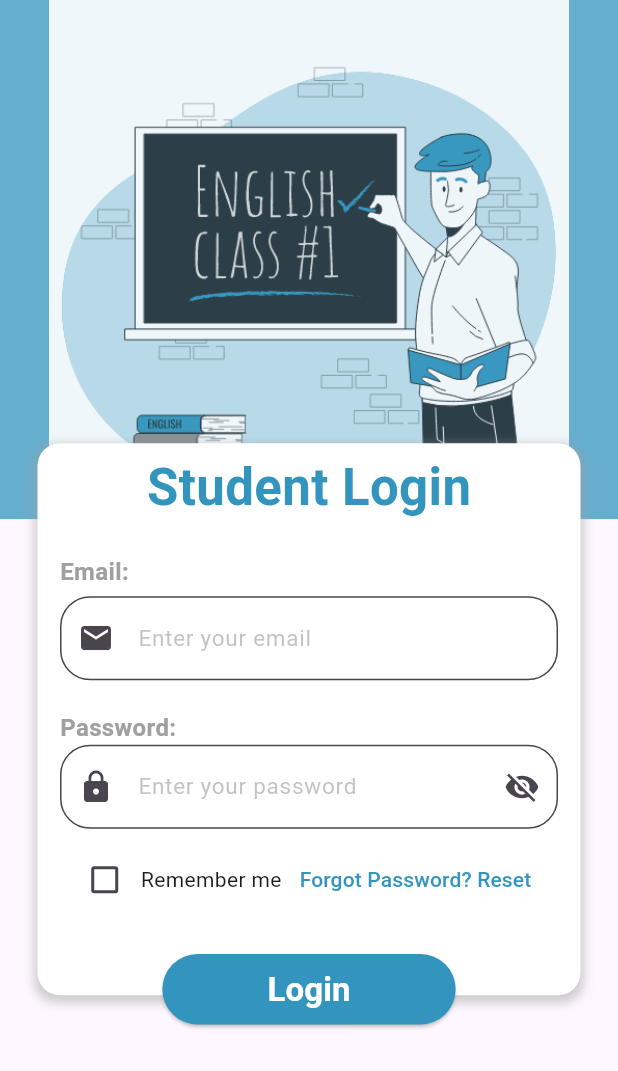
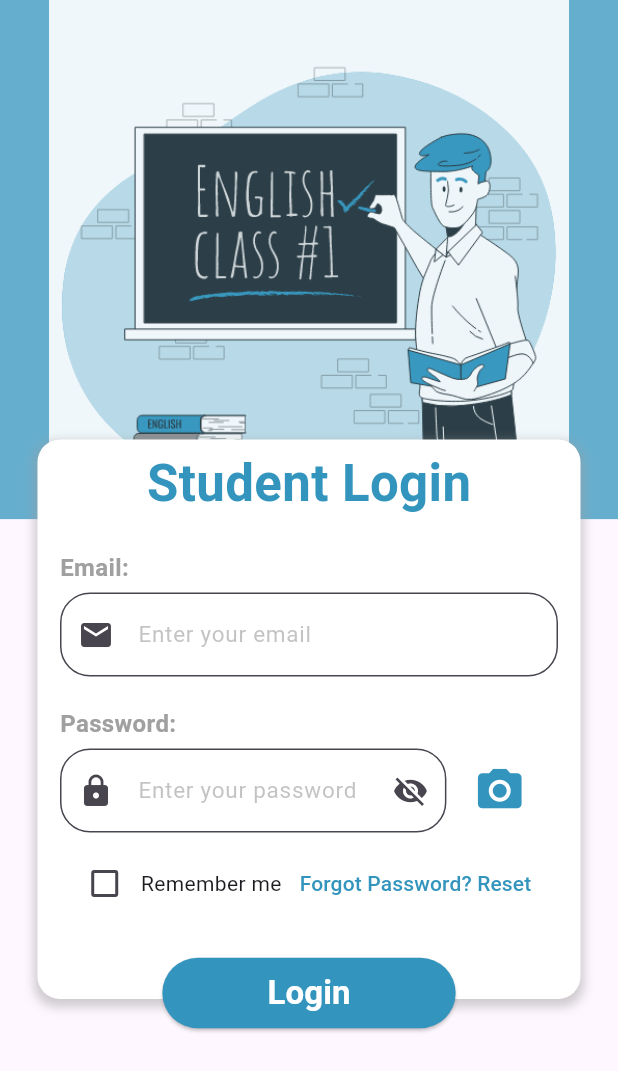
Before and after one commit to Bahga-Project/bahga-student, a Flutter app: the screen it shows after launch, on a phone screen of 412 x 824 dp. Shown: the top 1071 px of the screen. Run offline on Flutter 3.47's test engine with Material 3 defaults, Android fonts, the phone set to English and light mode, and no system bars; our stand-ins replace cloud_firestore, dio, firebase_auth, firebase_core, image_picker and 1 more; missing offline and left inert: dart:ffi, flutter_pdfview; accounts and stored records are empty.

Commit message:
camera login

```diff
--- a/lib/screens/login_screen.dart
+++ b/lib/screens/login_screen.dart
@@ -1,6 +1,7 @@
 import 'package:flutter/material.dart';
 import 'package:firebase_auth/firebase_auth.dart';
 import 'package:cloud_firestore/cloud_firestore.dart';
+import 'package:image_picker/image_picker.dart';
 import 'package:shared_preferences/shared_preferences.dart';
 import 'package:bahga_student/routes/route_names.dart';
 
@@ -213,19 +214,21 @@ class _StudentLoginScreenState extends State<StudentLoginScreen> {
                               ),
                             ),
                           ),
-                          TextFormField(
+                          const SizedBox(height: 5),
+                          Row(
+                            children: [
+                              Flexible(
+                                flex: 8, // 80% of the space for the TextFormField
+                                child: TextFormField(
                                   controller: _passwordController,
                                   obscureText: !_isPasswordVisible,
                                   decoration: InputDecoration(
                                     hintText: 'Enter your password',
-                              hintStyle: const TextStyle(
-                                  fontSize: 15, color: Color(0x666B6969)),
+                                    hintStyle: const TextStyle(fontSize: 15, color: Color(0x666B6969)),
                                     prefixIcon: const Icon(Icons.lock),
                                     suffixIcon: IconButton(
                                       icon: Icon(
-                                  _isPasswordVisible
-                                      ? Icons.visibility
-                                      : Icons.visibility_off,
+                                        _isPasswordVisible ? Icons.visibility : Icons.visibility_off,
                                       ),
                                       onPressed: () {
                                         setState(() {
@@ -235,8 +238,7 @@ class _StudentLoginScreenState extends State<StudentLoginScreen> {
                                     ),
                                     border: OutlineInputBorder(
                                       borderRadius: BorderRadius.circular(20),
-                                borderSide: const BorderSide(
-                                    width: 0, color: Color(0xFFD7D5D5)),
+                                      borderSide: const BorderSide(width: 0, color: Color(0xFFD7D5D5)),
                                     ),
                                     filled: true,
                                     fillColor: const Color(0xBFFFFFFF),
@@ -250,6 +252,41 @@ class _StudentLoginScreenState extends State<StudentLoginScreen> {
                                     }
                                     return null;
                                   },
+                                ),
+                              ),
+                              const SizedBox(width: 10), // Space between field and icon
+                              Flexible(
+                                flex: 2, // 20% of the space for the camera icon
+                                child: IconButton(
+                                  icon: const Icon(
+                                    Icons.camera_alt,
+                                    color: Color(0xFF3395BD),
+                                    size: 35, // Increased icon size
+                                  ),
+                                  onPressed: () async {
+                                    try {
+                                      final ImagePicker picker = ImagePicker();
+                                      final XFile? image = await picker.pickImage(source: ImageSource.camera);
+                                      if (image != null) {
+                                        // Handle the captured image here
+                                        ScaffoldMessenger.of(context).showSnackBar(
+                                          const SnackBar(content: Text('Image captured successfully!')),
+                                        );
+                                      } else {
+                                        // User canceled the camera
+                                        ScaffoldMessenger.of(context).showSnackBar(
+                                          const SnackBar(content: Text('No image captured')),
+                                        );
+                                      }
+                                    } catch (e) {
+                                      ScaffoldMessenger.of(context).showSnackBar(
+                                        SnackBar(content: Text('Error opening camera: $e')),
+                                      );
+                                    }
+                                  },
+                                ),
+                              ),
+                            ],
                           ),
                           const SizedBox(height: 10),
                           Wrap(
--- a/pubspec.yaml
+++ b/pubspec.yaml
@@ -29,6 +29,7 @@ dependencies:
   shared_preferences: ^2.2.2
   url_launcher: ^6.0.10
   flutter_pdfview: ^1.2.1
+  image_picker: ^1.1.2
 
 
 
```
Also changed, not shown: pubspec.lock. Lines whose indentation alone changed are shown as unchanged.
